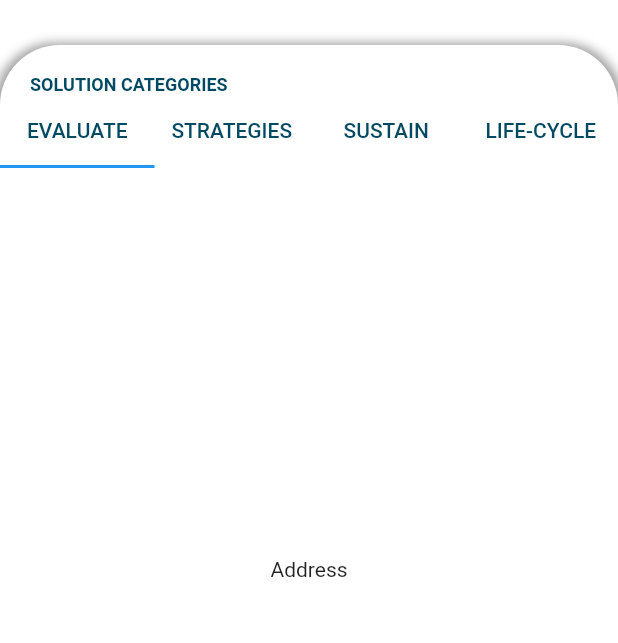
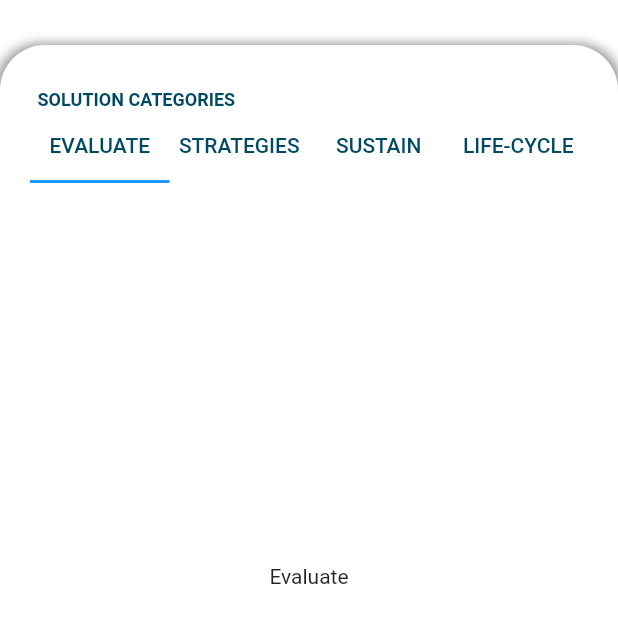
Before and after one commit to SonQBChau/brand_root_solution, a Flutter app: the screen it shows after launch, on a phone screen of 412 x 824 dp, the part 265-908 px from its top. Run offline on Flutter 3.47's test engine with Material 2 defaults, Android fonts, the phone set to English and light mode, and no system bars; our stand-ins replace charts_flutter; missing offline and left inert: animator; Roboto replaces fonts that are missing (GothicA1).

Commit message:
Update review_tab_container_widget.dart

```diff
--- a/lib/widgets/review_tab_container_widget.dart
+++ b/lib/widgets/review_tab_container_widget.dart
@@ -24,9 +24,12 @@ class _ReviewTabContainerWidgetState extends State<ReviewTabContainerWidget> wit
   Widget build(BuildContext context) {
     return Expanded(
       child: Container(
+        padding: EdgeInsets.only(left: 20, right: 20),
         decoration: BoxDecoration(
           color: Colors.white,
-          borderRadius: BorderRadius.only(topLeft: const Radius.circular(40.0), topRight: const Radius.circular(40.0)),
+          borderRadius: BorderRadius.only(
+              topLeft: const Radius.circular(30.0),
+              topRight: const Radius.circular(30.0)),
           boxShadow: [
             BoxShadow(
               color: Colors.grey,
@@ -43,7 +46,7 @@ class _ReviewTabContainerWidgetState extends State<ReviewTabContainerWidget> wit
           crossAxisAlignment: CrossAxisAlignment.start,
           children: <Widget>[
             Container(
-              padding: EdgeInsets.only(top: 20, left: 20),
+              padding: EdgeInsets.only(top: 30, left: 5),
               child: Text(
                 'SOLUTION CATEGORIES',
                 style: TextStyle(color: colorBlue, fontWeight: FontWeight.w700, fontSize: 12),
@@ -93,16 +96,16 @@ class _ReviewTabContainerWidgetState extends State<ReviewTabContainerWidget> wit
                 controller: _tabController,
                 children: <Widget>[
                   Center(
-                    child: Text('Address'),
+                    child: Text('Evaluate'),
                   ),
                   Center(
-                    child: Text('Location'),
+                    child: Text('Strategies'),
                   ),
                   Center(
-                    child: Text('Location'),
+                    child: Text('Sustain'),
                   ),
                   Center(
-                    child: Text('Location'),
+                    child: Text('Life-Cycle'),
                   ),
                 ],
               ),
```
